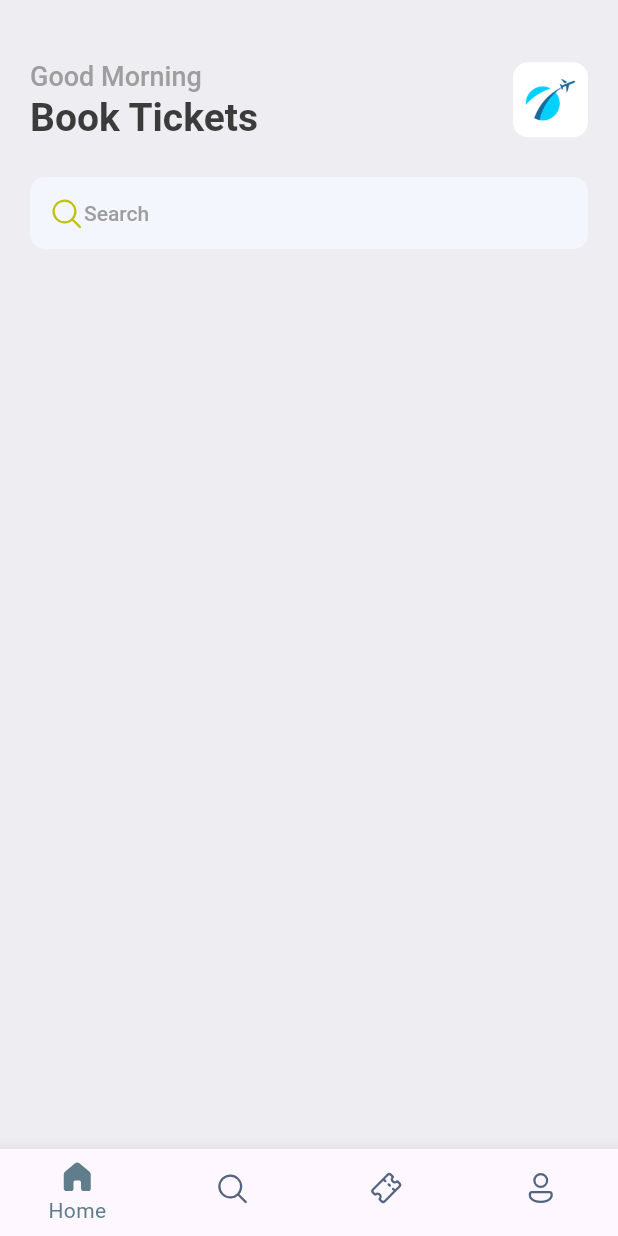
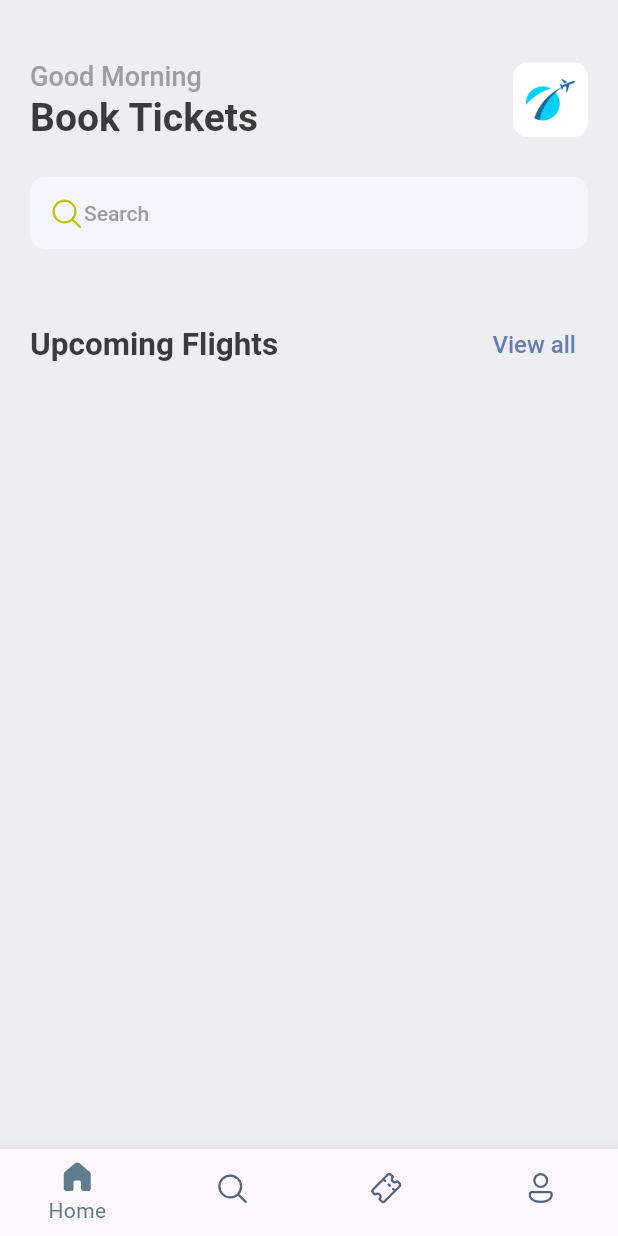
Before and after one commit to fjr619/BookTickets, a Flutter app: the screen it shows after launch, on a phone screen of 412 x 824 dp. Run offline on Flutter 3.47's test engine with Material 2 defaults, Android fonts, the phone set to English and light mode, and no system bars; our stand-ins replace fluentui_system_icons, gap.

Commit message:
home screen: title upcoming flight

```diff
--- a/lib/screens/home/home_screen.dart
+++ b/lib/screens/home/home_screen.dart
@@ -1,3 +1,5 @@
+import 'dart:async';
+
 import 'package:booktickets/util/app_style.dart';
 import 'package:fluentui_system_icons/fluentui_system_icons.dart';
 import 'package:flutter/material.dart';
@@ -24,14 +26,25 @@ class HomeScreen extends StatelessWidget {
                     Column(
                       crossAxisAlignment: CrossAxisAlignment.start,
                       children: [
-                        Text("Good Morning", style: Styles.headlineTextStyle3,),
+                        Text(
+                          "Good Morning",
+                          style: Styles.headlineTextStyle3,
+                        ),
                         const Gap(2),
-                        Text("Book Tickets", style: Styles.headlineTextStyle,),
+                        Text(
+                          "Book Tickets",
+                          style: Styles.headlineTextStyle,
+                        ),
                       ],
                     ),
                     ClipRRect(
                       borderRadius: BorderRadius.circular(10),
-                      child: Image.asset("assets/images/img_1.png", height: 50, width: 50, fit: BoxFit.fill,),
+                      child: Image.asset(
+                        "assets/images/img_1.png",
+                        height: 50,
+                        width: 50,
+                        fit: BoxFit.fill,
+                      ),
                     )
                   ],
                 ),
@@ -39,20 +52,45 @@ class HomeScreen extends StatelessWidget {
                 Container(
                   decoration: BoxDecoration(
                       borderRadius: BorderRadius.circular(10),
-                    color: Color(0xFFF4F6FD)
-                  ),
-                  padding: const EdgeInsets.symmetric(horizontal: 12, vertical: 12),
+                      color: const Color(0xFFF4F6FD)),
+                  padding:
+                      const EdgeInsets.symmetric(horizontal: 12, vertical: 12),
                   child: Row(
                     children: [
-                    const Icon(FluentIcons.search_24_regular, color: Color(0xFFBFC205),),
+                      const Icon(
+                        FluentIcons.search_24_regular,
+                        color: Color(0xFFBFC205),
+                      ),
                       Text(
                         "Search",
                         style: Styles.headlineTextStyle4,
                       )
                     ],
                   ),
+                ),
+                const Gap(40),
+                Row(
+                  mainAxisAlignment: MainAxisAlignment.spaceBetween,
+                  children: [
+                    Text(
+                      "Upcoming Flights",
+                      style: Styles.headlineTextStyle2,
+                    ),
+                    TextButton(
+                      style: ButtonStyle(
+                        overlayColor:
+                            MaterialStateProperty.all<Color>(Colors.white54),
+                      ),
+                      onPressed: () {
+                        print("onclick view all");
+                      },
+                      isSemanticButton: true,
+                      child: Text("View all",
+                          style: Styles.textStyle
+                              .copyWith(color: Styles.primaryColor)),
+                    ),
+                  ],
                 )
-
               ],
             ),
           )
```
Lines whose indentation alone changed are shown as unchanged.
